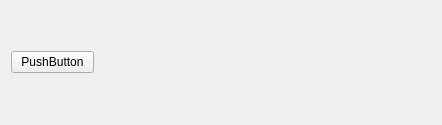
Old version of the form HomeButtonWidget.ui in the repository wruwami/TPCAM-M30.
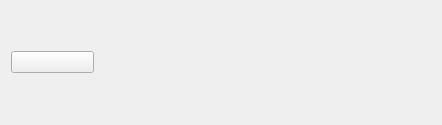
New version of the form. Custom widgets are drawn as their Qt base class.

Commit message: image 버튼 줄임.

Patch:
```diff
--- a/HomeButtonWidget.ui
+++ b/HomeButtonWidget.ui
@@ -19,7 +19,7 @@
      <item>
       <widget class="CustomPushButton" name="homePushButton">
        <property name="text">
-        <string>PushButton</string>
+        <string/>
        </property>
       </widget>
      </item>
```
The commit also changes 4 other files.
